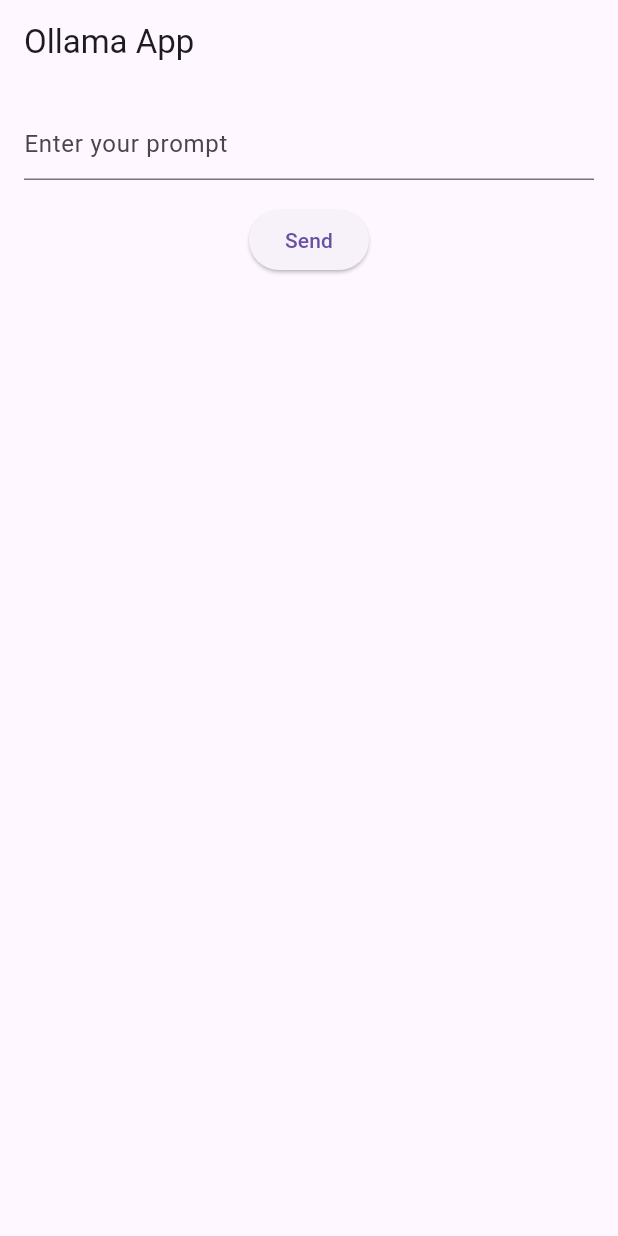
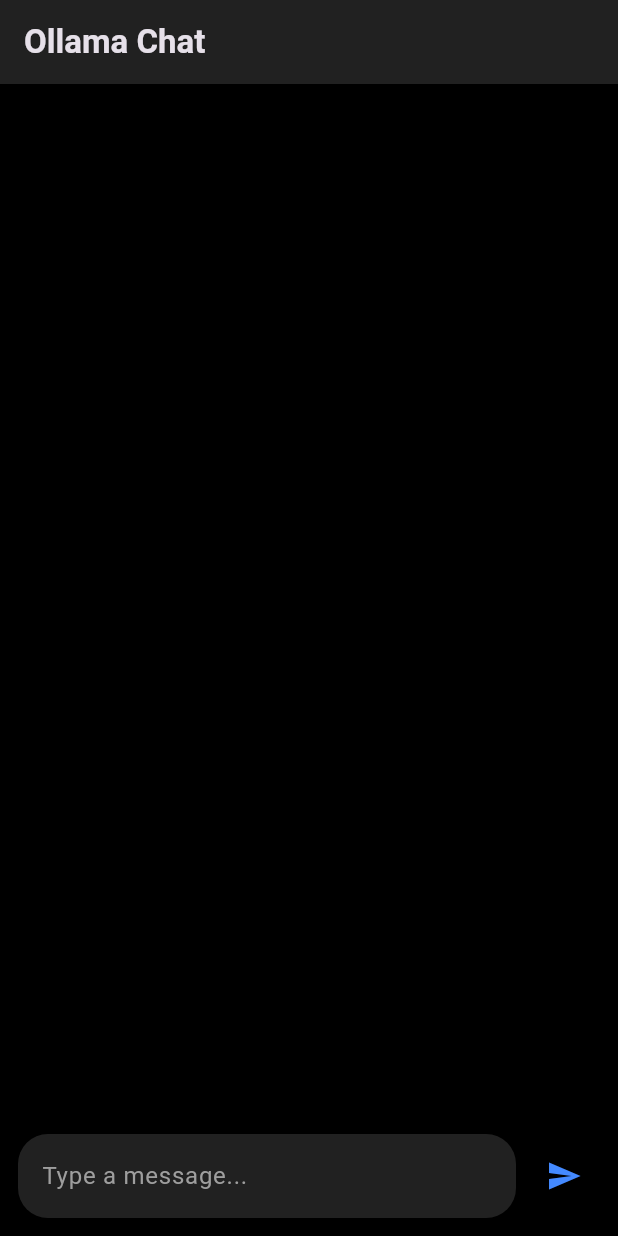
Before and after one commit to asaadzx/EPYAC-GUI, a Flutter app: the screen it shows after launch, on a phone screen of 412 x 824 dp. Run offline on Flutter 3.47's test engine with Material 3 defaults, Android fonts, the phone set to English and light mode, and no system bars; our stand-ins replace dio, flutter_bloc.

```diff
--- a/epyac model/epyac_gui/lib/main.dart
+++ b/epyac model/epyac_gui/lib/main.dart
@@ -1,73 +1,128 @@
 import 'package:flutter/material.dart';
-import 'package:http/http.dart' as http;
+import 'package:dio/dio.dart';
+import 'package:flutter_bloc/flutter_bloc.dart';
 
 void main() {
-  runApp(const OllamaApp());
+  runApp(const OllamaChatApp());
 }
 
-class OllamaApp extends StatefulWidget {
-  const OllamaApp({super.key});
+class OllamaChatApp extends StatelessWidget {
+  const OllamaChatApp({super.key});
 
   @override
-  State<OllamaApp> createState() => _OllamaAppState();
+  Widget build(BuildContext context) {
+    return MaterialApp(
+      debugShowCheckedModeBanner: false,
+      theme: ThemeData.dark().copyWith(
+        scaffoldBackgroundColor: Colors.black,
+      ),
+      home: const ChatScreen(),
+    );
+  }
 }
 
-class _OllamaAppState extends State<OllamaApp> {
-  final TextEditingController _promptController = TextEditingController();
-  String _response = '';
+class ChatScreen extends StatefulWidget {
+  const ChatScreen({super.key});
 
-  Future<void> _sendPrompt() async {
-    final prompt = _promptController.text;
-    final response = await http.post(
-      Uri.parse('http://localhost:11434/api/generate'),
-      headers: {'Content-Type': 'application/json'},
-      body: '{"model": "smollm:360m", "prompt": "$prompt"}',
+  @override
+  _ChatScreenState createState() => _ChatScreenState();
+}
+
+class _ChatScreenState extends State<ChatScreen> {
+  final TextEditingController _controller = TextEditingController();
+  final List<Map<String, String>> _messages = [];
+  final Dio _dio = Dio(BaseOptions(baseUrl: 'http://localhost:11434/api/generate'));
+  bool _isLoading = false;
+
+  Future<void> _sendMessage(String message) async {
+    if (message.trim().isEmpty) return;
+    setState(() {
+      _messages.add({'sender': 'user', 'text': message});
+      _isLoading = true;
+    });
+
+    try {
+      final response = await _dio.post(
+        '',
+        data: {'model': 'gemma', 'prompt': message},
       );
-
-    if (response.statusCode == 200) {
       setState(() {
-        _response = response.body;
+        _messages.add({'sender': 'bot', 'text': response.data['response']});
       });
-    } else {
+    } catch (e) {
       setState(() {
-        _response = 'Error: ${response.statusCode}';
+        _messages.add({'sender': 'bot', 'text': 'Error: Unable to fetch response'});
+      });
+    } finally {
+      setState(() {
+        _isLoading = false;
       });
     }
+    _controller.clear();
   }
 
   @override
   Widget build(BuildContext context) {
-    return MaterialApp(
-      title: 'Epyac wings',
-      home: Scaffold(
+    return Scaffold(
       appBar: AppBar(
-          title: const Text('Ollama App'),
+        title: const Text('Ollama Chat', style: TextStyle(fontWeight: FontWeight.bold)),
+        backgroundColor: Colors.grey[900],
       ),
-        body: Padding(
-          padding: const EdgeInsets.all(16.0),
-          child: Column(
+      body: Column(
         children: [
-              TextField(
-                controller: _promptController,
-                decoration: const InputDecoration(
-                  hintText: 'Enter your prompt',
+          Expanded(
+            child: ListView.builder(
+              padding: const EdgeInsets.all(12),
+              itemCount: _messages.length,
+              itemBuilder: (context, index) {
+                final message = _messages[index];
+                final isUser = message['sender'] == 'user';
+                return Align(
+                  alignment: isUser ? Alignment.centerRight : Alignment.centerLeft,
+                  child: Container(
+                    margin: const EdgeInsets.symmetric(vertical: 4),
+                    padding: const EdgeInsets.all(12),
+                    decoration: BoxDecoration(
+                      color: isUser ? Colors.blueAccent : Colors.grey[800],
+                      borderRadius: BorderRadius.circular(12),
+                    ),
+                    child: Text(message['text']!, style: const TextStyle(color: Colors.white)),
+                  ),
+                );
+              },
             ),
           ),
-              const SizedBox(height: 16.0),
-              ElevatedButton(
-                onPressed: _sendPrompt,
-                child: const Text('Send'),
+          if (_isLoading) const Padding(padding: EdgeInsets.all(8), child: CircularProgressIndicator()),
+          Padding(
+            padding: const EdgeInsets.all(12),
+            child: Row(
+              children: [
+                Expanded(
+                  child: TextField(
+                    controller: _controller,
+                    style: const TextStyle(color: Colors.white),
+                    decoration: InputDecoration(
+                      hintText: 'Type a message...',
+                      hintStyle: TextStyle(color: Colors.grey[500]),
+                      filled: true,
+                      fillColor: Colors.grey[900],
+                      border: OutlineInputBorder(
+                        borderRadius: BorderRadius.circular(20),
+                        borderSide: BorderSide.none,
                       ),
-              const SizedBox(height: 16.0),
-              Expanded(
-                child: SingleChildScrollView(
-                  child: Text(_response),
+                    ),
+                  ),
+                ),
+                const SizedBox(width: 8),
+                IconButton(
+                  icon: const Icon(Icons.send, color: Colors.blueAccent),
+                  onPressed: () => _sendMessage(_controller.text),
+                ),
+              ],
             ),
           ),
         ],
       ),
-        ),
-      ),
     );
   }
 }
--- a/epyac model/epyac_gui/pubspec.yaml
+++ b/epyac model/epyac_gui/pubspec.yaml
@@ -40,6 +40,8 @@ dependencies:
 dev_dependencies:
   flutter_test:
     sdk: flutter
+  dio: ^5.4.0
+  flutter_bloc: ^8.1.3
 
   # The "flutter_lints" package below contains a set of recommended lints to
   # encourage good coding practices. The lint set provided by the package is
```
Also changed, not shown: epyac model/epyac_gui/pubspec.lock. Lines whose indentation alone changed are shown as unchanged.
